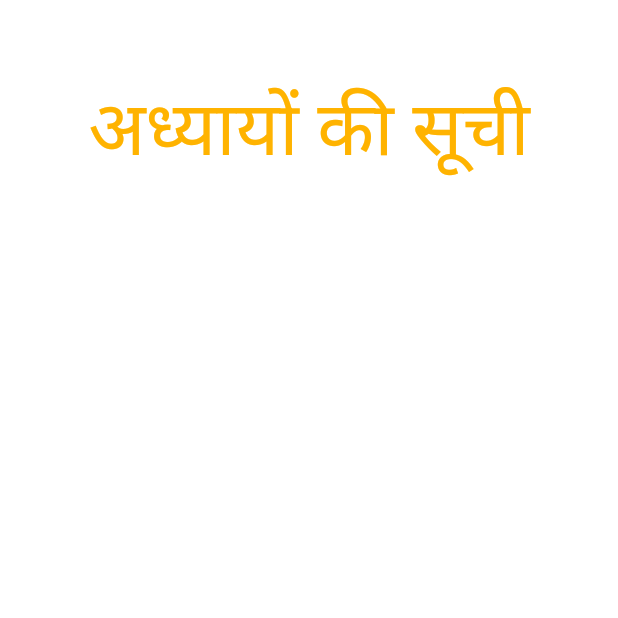
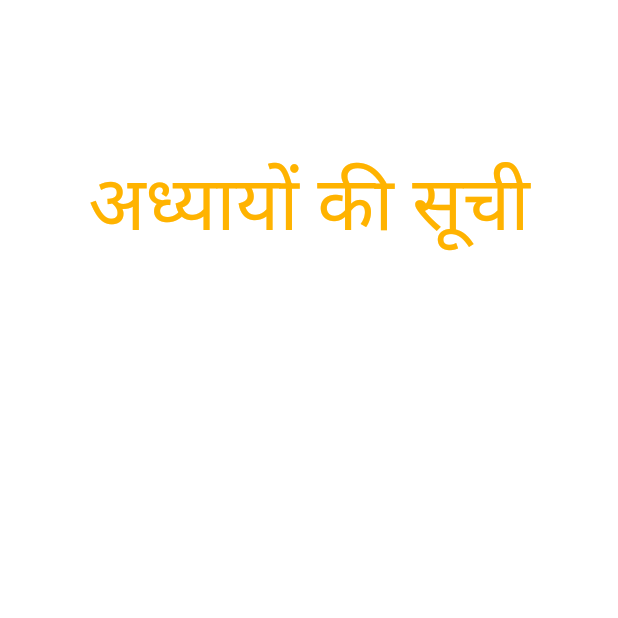
Before and after one commit to kashishkhullar/gita_app, a Flutter app: the screen it shows after launch, after a tap on "अध्यायों की सूची", on a phone screen of 412 x 824 dp, the top half of it. Run offline on Flutter 3.47's test engine with Material 2 defaults, Android fonts, the phone set to English and light mode, and no system bars.

Commit message:
minor changes, add new splash screen image

```diff
--- a/lib/main.dart
+++ b/lib/main.dart
@@ -14,11 +14,11 @@ class MyApp extends StatelessWidget {
   // This widget is the root of your application.
   @override
   Widget build(BuildContext context) {
-    // SystemChrome.setSystemUIOverlayStyle(SystemUiOverlayStyle(
-    //   statusBarColor: Colors.transparent,
-    //   systemNavigationBarColor: Colors.black,
-    // ));
-    SystemChrome.setEnabledSystemUIOverlays([]);
+    SystemChrome.setSystemUIOverlayStyle(SystemUiOverlayStyle(
+      statusBarColor: Colors.transparent,
+      systemNavigationBarColor: Colors.transparent,
+    ));
+    // SystemChrome.setEnabledSystemUIOverlays([]);
 
     return FutureProvider<GitaData>(
       create: (context) => DataProvider().loadGitaData(context),
--- a/lib/screens/chapters.screen.dart
+++ b/lib/screens/chapters.screen.dart
@@ -24,7 +24,7 @@ class ChaptersScreen extends StatelessWidget {
         child: Column(
           children: [
             Container(
-              margin: EdgeInsets.only(top: 50),
+              margin: EdgeInsets.only(top: 100, bottom: 50),
               width: double.infinity,
               child: Text(
                 "अध्यायों की सूची",
```
Also changed, not shown: 2 other files.
